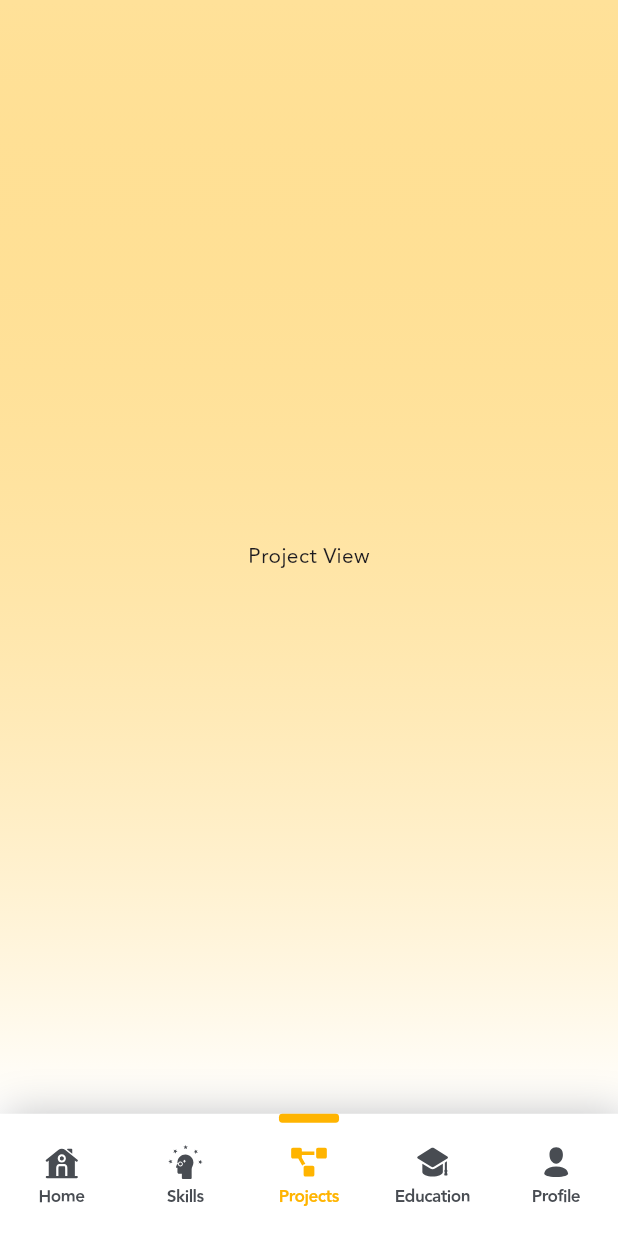
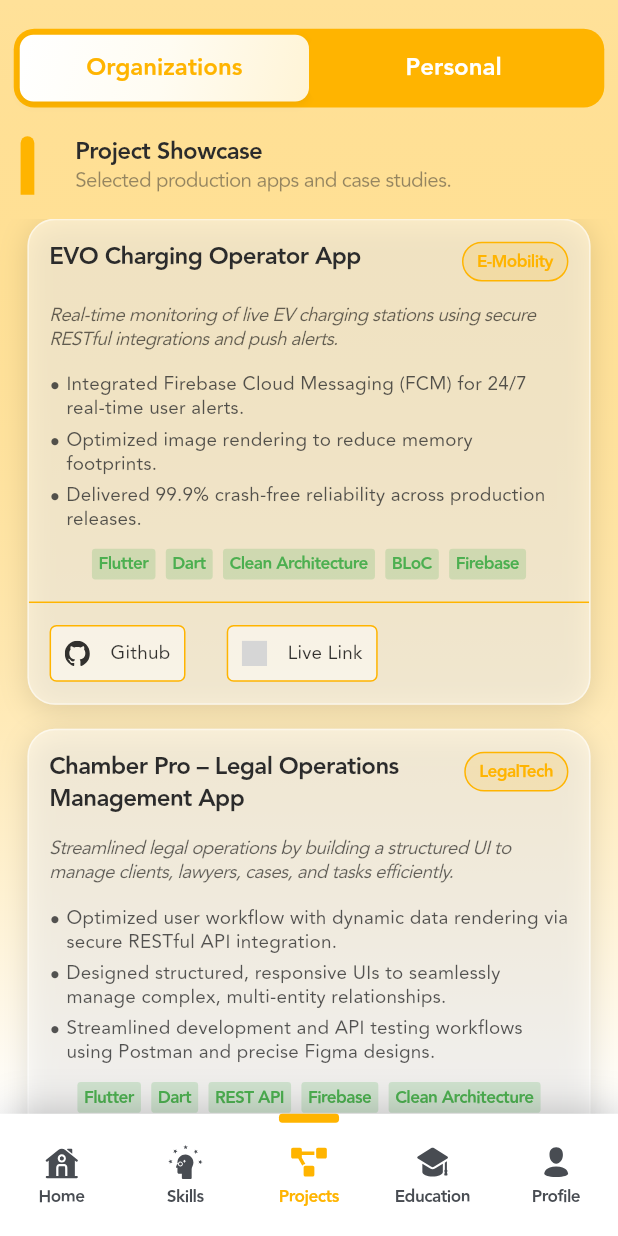
Before and after one commit to DMPDissanayake/Dmp_Portfolio_App, a Flutter app: the screen it shows after launch, item 3 of the bottom bar chosen, on a phone screen of 412 x 824 dp. Run offline on Flutter 3.47's test engine with Material 3 defaults, Android fonts, the phone set to English and light mode, and no system bars; our stand-ins replace bloc, fl_chart, flutter_bloc, flutter_screenutil, flutter_svg, go_router and 3 more; network calls fail; grey boxes are pictures that could not be loaded.

Commit message:
Project Section UI Development

```diff
--- /dev/null
+++ b/lib/features/projects/data/models/project_model.dart
@@ -0,0 +1,21 @@
+import 'package:flutter/material.dart';
+
+class ProjectModel {
+  final String title;
+  final String category;
+  final String description;
+  final List<String> bulletPoints;
+  final List<String> techStack;
+  final VoidCallback? onViewLive;
+  final VoidCallback? onAppStore;
+
+  ProjectModel({
+    required this.title,
+    required this.category,
+    required this.description,
+    required this.bulletPoints,
+    required this.techStack,
+    this.onViewLive,
+    this.onAppStore,
+  });
+}
--- a/lib/features/projects/presentation/screen/project_view.dart
+++ b/lib/features/projects/presentation/screen/project_view.dart
@@ -1,7 +1,12 @@
+import 'package:dmpportfolioapp/features/projects/data/models/project_model.dart';
 import 'package:dmpportfolioapp/features/projects/presentation/bloc/project_bloc.dart';
+import 'package:dmpportfolioapp/features/projects/presentation/widgets/detaile_project_card.dart';
+import 'package:dmpportfolioapp/features/projects/presentation/widgets/project_title_widget.dart';
+import 'package:dmpportfolioapp/shared/common/custom_segmented_control_widget.dart';
 import 'package:dmpportfolioapp/utils/app_colors.dart';
 import 'package:flutter/material.dart';
 import 'package:flutter_bloc/flutter_bloc.dart';
+import 'package:flutter_screenutil/flutter_screenutil.dart';
 
 class ProjectView extends StatefulWidget {
   final Function(int, {dynamic data}) onChangeTab;
@@ -14,6 +19,52 @@ class ProjectView extends StatefulWidget {
 
 class _ProjectViewState extends State<ProjectView> {
   final ProjectBloc _bloc = ProjectBloc();
+
+  int activeTabId = 1;
+
+  final List<TabTata> myTabs = [
+    TabTata(id: 1, name: "Organizations"),
+    TabTata(id: 2, name: "Personal"),
+  ];
+
+  final List<ProjectModel> mockProjects = [
+    ProjectModel(
+      title: "EVO Charging Operator App",
+      category: "E-Mobility",
+      description:
+          "Real-time monitoring of live EV charging stations using secure RESTful integrations and push alerts.",
+      bulletPoints: [
+        "Integrated Firebase Cloud Messaging (FCM) for 24/7 real-time user alerts.",
+        "Optimized image rendering to reduce memory footprints.",
+        "Delivered 99.9% crash-free reliability across production releases.",
+      ],
+      techStack: ["Flutter", "Dart", "Clean Architecture", "BLoC", "Firebase"],
+      onViewLive: () => print("Opening EVO Live..."),
+      onAppStore: () => print("Opening EVO App Store..."),
+    ),
+    ProjectModel(
+      title: "Chamber Pro – Legal Operations Management App",
+      category: "LegalTech",
+      description:
+          "Streamlined legal operations by building a structured UI to manage clients, lawyers, cases, and tasks efficiently.",
+      bulletPoints: [
+        "Optimized user workflow with dynamic data rendering via secure RESTful API integration.",
+        "Designed structured, responsive UIs to seamlessly manage complex, multi-entity relationships.",
+        "Streamlined development and API testing workflows using Postman and precise Figma designs.",
+      ],
+      techStack: [
+        "Flutter",
+        "Dart",
+        "REST API",
+        "Firebase",
+        "Clean Architecture",
+        "Postman",
+        "Figma",
+      ],
+      onViewLive: () => print("Opening Chamber Pro Live..."),
+      onAppStore: () => print("Opening Chamber Pro App Store..."),
+    ),
+  ];
   @override
   Widget build(BuildContext context) {
     return Scaffold(
@@ -28,8 +79,78 @@ class _ProjectViewState extends State<ProjectView> {
             child: BlocListener<ProjectBloc, ProjectState>(
               listener: (_, state) {},
               child: Column(
-                mainAxisAlignment: MainAxisAlignment.center,
-                children: [Text('Project View')],
+                children: [
+                  SizedBox(height: 16.h),
+                  Padding(
+                    padding: EdgeInsets.symmetric(horizontal: 8.w),
+                    child: CustomSegmentedControl(
+                      tabs: myTabs,
+                      selectedId: activeTabId,
+                      onTabSelected: (selectedTab) {
+                        setState(() {
+                          activeTabId = selectedTab.id;
+                        });
+                      },
+                    ),
+                  ),
+                  SizedBox(height: 16.h),
+                  // Organization Projects
+                  if (activeTabId == 1)
+                    Expanded(
+                      child: Column(
+                        children: [
+                          const ProjectTitleSkilCard(
+                            title: 'Project Showcase',
+                            subtitle:
+                                'Selected production apps and case studies.',
+                          ),
+                          const SizedBox(height: 16),
+                          Expanded(
+                            child: ListView.builder(
+                              itemCount: mockProjects.length,
+                              itemBuilder: (context, index) {
+                                final project = mockProjects[index];
+                                return Padding(
+                                  padding: const EdgeInsets.only(bottom: 16.0),
+                                  child: DetaileProjectCard(
+                                    projectModel: project,
+                                  ),
+                                );
+                              },
+                            ),
+                          ),
+                        ],
+                      ),
+                    ),
+                  // Personal Projects
+                  if (activeTabId == 2)
+                    Expanded(
+                      child: Column(
+                        children: [
+                          const ProjectTitleSkilCard(
+                            title: 'Project Showcase',
+                            subtitle:
+                                'Selected production apps and case studies.',
+                          ),
+                          const SizedBox(height: 16),
+                          Expanded(
+                            child: ListView.builder(
+                              itemCount: mockProjects.length,
+                              itemBuilder: (context, index) {
+                                final project = mockProjects[index];
+                                return Padding(
+                                  padding: const EdgeInsets.only(bottom: 16.0),
+                                  child: DetaileProjectCard(
+                                    projectModel: project,
+                                  ),
+                                );
+                              },
+                            ),
+                          ),
+                        ],
+                      ),
+                    ),
+                ],
               ),
             ),
           ),
--- /dev/null
+++ b/lib/features/projects/presentation/widgets/detaile_project_card.dart
@@ -0,0 +1,180 @@
+import 'package:dmpportfolioapp/features/projects/data/models/project_model.dart';
+import 'package:dmpportfolioapp/features/projects/presentation/widgets/project_card_button.dart';
+import 'package:dmpportfolioapp/features/projects/presentation/widgets/project_skills_laber.dart';
+import 'package:dmpportfolioapp/utils/app_colors.dart';
+import 'package:dmpportfolioapp/utils/app_dimensions.dart';
+import 'package:dmpportfolioapp/utils/app_images.dart';
+import 'package:flutter/material.dart';
+import 'package:flutter_screenutil/flutter_screenutil.dart';
+
+class DetaileProjectCard extends StatelessWidget {
+  final ProjectModel projectModel;
+  const DetaileProjectCard({super.key, required this.projectModel});
+
+  @override
+  Widget build(BuildContext context) {
+    return Container(
+      width: double.infinity,
+      margin: EdgeInsets.symmetric(horizontal: 16.w),
+      decoration: BoxDecoration(
+        color: AppColors.initColors().nonChangeWhite.withOpacity(0.5),
+        borderRadius: BorderRadius.circular(
+          16.r,
+        ), // Standard matching corner curves
+        border: Border.all(
+          width: 1,
+          color: AppColors.initColors().nonChangeWhite.withOpacity(0.5),
+        ),
+        boxShadow: [
+          BoxShadow(
+            color: AppColors.initColors().nonChangeBlack.withOpacity(0.12),
+            offset: const Offset(0, 4),
+            blurRadius: 16,
+          ),
+        ],
+      ),
+      child: Column(
+        children: [
+          SizedBox(height: 12.h),
+          Padding(
+            padding: EdgeInsets.symmetric(horizontal: 12.w),
+            child: Column(
+              children: [
+                Row(
+                  crossAxisAlignment: CrossAxisAlignment.start,
+                  children: [
+                    Expanded(
+                      child: Text(
+                        projectModel.title,
+                        maxLines: 2,
+                        overflow: TextOverflow.ellipsis,
+                        style: TextStyle(
+                          fontWeight: FontWeight.bold,
+                          fontSize: AppDimensions.kFontSize14,
+                          height: AppDimensions.kLineHeight14(18),
+                          letterSpacing: AppDimensions.kLetterSpacing14(-2.5),
+                          color: AppColors.initColors().textBlackColor1,
+                        ),
+                      ),
+                    ),
+                    SizedBox(width: 8.w),
+                    Container(
+                      padding: EdgeInsets.symmetric(
+                        horizontal: 8.w,
+                        vertical: 4.h,
+                      ),
+                      decoration: BoxDecoration(
+                        color: AppColors.initColors().primaryColor.withOpacity(
+                          0.15,
+                        ),
+                        borderRadius: BorderRadius.circular(12.r),
+                        border: Border.all(
+                          width: 1,
+                          color: AppColors.initColors().primaryColor,
+                        ),
+                      ),
+                      child: Text(
+                        projectModel.category,
+                        style: TextStyle(
+                          fontWeight: FontWeight.bold,
+                          fontSize: AppDimensions.kFontSize10,
+                          height: AppDimensions.kLineHeight14(18),
+                          letterSpacing: AppDimensions.kLetterSpacing14(-2.5),
+                          color: AppColors.initColors().primaryColor,
+                        ),
+                      ),
+                    ),
+                  ],
+                ),
+                SizedBox(height: 12.h),
+                Text(
+                  projectModel.description,
+                  maxLines: 2,
+                  overflow: TextOverflow.ellipsis,
+                  style: TextStyle(
+                    fontWeight: FontWeight.w400,
+                    fontSize: AppDimensions.kFontSize11,
+                    height: AppDimensions.kLineHeight14(18),
+                    letterSpacing: AppDimensions.kLetterSpacing14(-2.5),
+                    fontStyle: FontStyle.italic,
+                    color: AppColors.initColors().nonChangeBlack.withOpacity(
+                      0.6,
+                    ),
+                  ),
+                ),
+                SizedBox(height: 12.h),
+                Column(
+                  crossAxisAlignment: CrossAxisAlignment.start,
+                  children: projectModel.bulletPoints.map((highlight) {
+                    return Padding(
+                      padding: EdgeInsets.only(bottom: 4.h),
+                      child: Row(
+                        crossAxisAlignment: CrossAxisAlignment.start,
+                        children: [
+                          Text(
+                            '• ',
+                            style: TextStyle(
+                              fontSize: AppDimensions.kFontSize12,
+                              height: 1.4,
+                              color: AppColors.initColors().textBlackColor1
+                                  .withOpacity(0.8),
+                            ),
+                          ),
+                          Expanded(
+                            child: Text(
+                              highlight,
+                              maxLines: 2,
+                              overflow: TextOverflow.ellipsis,
+                              style: TextStyle(
+                                fontWeight: FontWeight.w500,
+                                fontSize: AppDimensions.kFontSize11,
+                                height: AppDimensions.kLineHeight14(18),
+                                letterSpacing: AppDimensions.kLetterSpacing14(
+                                  1,
+                                ),
+                                color: AppColors.initColors().textBlackColor1
+                                    .withOpacity(0.8),
+                              ),
+                            ),
+                          ),
+                        ],
+                      ),
+                    );
+                  }).toList(),
+                ),
+                SizedBox(height: 6.h),
+                Wrap(
+                  spacing: 6.w,
+                  runSpacing: 6.h,
+                  children: projectModel.techStack
+                      .map(
+                        (tech) => ProjectSkillsLaber(
+                          label: tech,
+                          color: AppColors.initColors().successColor,
+                        ),
+                      )
+                      .toList(),
+                ),
+              ],
+            ),
+          ),
+
+          SizedBox(height: 6.h),
+          Divider(color: AppColors.initColors().primaryColor, thickness: 1),
+          SizedBox(height: 6.h),
+          Padding(
+            padding: EdgeInsets.symmetric(horizontal: 12.w),
+            child: Row(
+              children: [
+                ProjectCardButton(icon: AppImages.svgGithub, title: 'Github'),
+                SizedBox(width: 24.w),
+                ProjectCardButton(icon: AppImages.svgUrl, title: 'Live Link'),
+              ],
+            ),
+          ),
+          SizedBox(height: 12.h),
+        ],
+      ),
+    );
+  }
+}
--- /dev/null
+++ b/lib/features/projects/presentation/widgets/project_card_button.dart
@@ -0,0 +1,46 @@
+import 'package:dmpportfolioapp/utils/app_colors.dart';
+import 'package:dmpportfolioapp/utils/app_dimensions.dart';
+import 'package:flutter/material.dart';
+import 'package:flutter_screenutil/flutter_screenutil.dart';
+import 'package:flutter_svg/svg.dart';
+
+class ProjectCardButton extends StatelessWidget {
+  final String icon;
+  final String title;
+  const ProjectCardButton({super.key, required this.icon, required this.title});
+
+  @override
+  Widget build(BuildContext context) {
+    return Container(
+      padding: EdgeInsets.symmetric(horizontal: 8.w, vertical: 8.h),
+      decoration: BoxDecoration(
+        color: AppColors.initColors().nonChangeWhite.withOpacity(0.5),
+        borderRadius: BorderRadius.circular(4.r),
+        border: Border.all(
+          width: 1,
+          color: AppColors.initColors().primaryColor,
+        ),
+      ),
+      child: Row(
+        children: [
+          SvgPicture.asset(
+            icon,
+            color: AppColors.initColors().nonChangeBlack.withOpacity(0.8),
+            height: 14.h,
+          ),
+          SizedBox(width: 12.w),
+          Text(
+            title,
+            style: TextStyle(
+              fontWeight: FontWeight.w500,
+              fontSize: AppDimensions.kFontSize11,
+              height: AppDimensions.kLineHeight14(18),
+              letterSpacing: AppDimensions.kLetterSpacing14(1),
+              color: AppColors.initColors().nonChangeBlack.withOpacity(0.8),
+            ),
+          ),
+        ],
+      ),
+    );
+  }
+}
--- /dev/null
+++ b/lib/features/projects/presentation/widgets/project_title_widget.dart
@@ -0,0 +1,68 @@
+import 'package:dmpportfolioapp/utils/app_colors.dart';
+import 'package:dmpportfolioapp/utils/app_dimensions.dart';
+import 'package:flutter/material.dart';
+import 'package:flutter_screenutil/flutter_screenutil.dart';
+
+class ProjectTitleSkilCard extends StatelessWidget {
+  final String title;
+  final String subtitle;
+  const ProjectTitleSkilCard({
+    super.key,
+    required this.title,
+    required this.subtitle,
+  });
+
+  @override
+  Widget build(BuildContext context) {
+    return IntrinsicHeight(
+      child: Row(
+        children: [
+          Container(
+            height: double.infinity,
+            width: 8.w,
+            margin: EdgeInsets.symmetric(horizontal: 12.w),
+            decoration: BoxDecoration(
+              color: AppColors.initColors().primaryColor,
+              borderRadius: BorderRadius.only(
+                topLeft: Radius.circular(16.r),
+                topRight: Radius.circular(16.r),
+              ),
+            ),
+          ),
+          SizedBox(width: 12.w),
+          Expanded(
+            child: Column(
+              crossAxisAlignment: CrossAxisAlignment.start,
+              mainAxisAlignment: MainAxisAlignment.center,
+              children: [
+                Text(
+                  title,
+                  style: TextStyle(
+                    fontWeight: FontWeight.bold,
+                    fontSize: AppDimensions.kFontSize14,
+                    height: AppDimensions.kLineHeight14(18),
+                    letterSpacing: AppDimensions.kLetterSpacing14(-2.5),
+                    color: AppColors.initColors().textBlackColor1,
+                  ),
+                ),
+                //SizedBox(height: 4.w),
+                Text(
+                  subtitle,
+                  style: TextStyle(
+                    fontWeight: FontWeight.w400,
+                    fontSize: AppDimensions.kFontSize12,
+                    height: AppDimensions.kLineHeight14(18),
+                    letterSpacing: AppDimensions.kLetterSpacing14(-2.5),
+                    color: AppColors.initColors().textBlackColor1.withOpacity(
+                      0.5,
+                    ),
+                  ),
+                ),
+              ],
+            ),
+          ),
+        ],
+      ),
+    );
+  }
+}
--- a/lib/features/skils/presentation/widgets/work_experience_card.dart
+++ b/lib/features/skils/presentation/widgets/work_experience_card.dart
@@ -14,17 +14,17 @@ class WorkExperienceCard extends StatelessWidget {
     return Container(
       // Removed width: double.infinity to let Expanded safely manage layout constraints
       decoration: BoxDecoration(
-        color: AppColors.initColors().nonChangeWhite,
+        color: AppColors.initColors().nonChangeWhite.withOpacity(0.5),
         borderRadius: BorderRadius.circular(
           16.r,
         ), // Standard matching corner curves
         border: Border.all(
           width: 1,
-          color: AppColors.initColors().primaryColor.withOpacity(0.25),
+          color: AppColors.initColors().nonChangeWhite.withOpacity(0.5),
         ),
         boxShadow: [
           BoxShadow(
-            color: AppColors.initColors().nonChangeBlack.withOpacity(0.06),
+            color: AppColors.initColors().nonChangeBlack.withOpacity(0.12),
             offset: const Offset(0, 4),
             blurRadius: 16,
           ),
```
